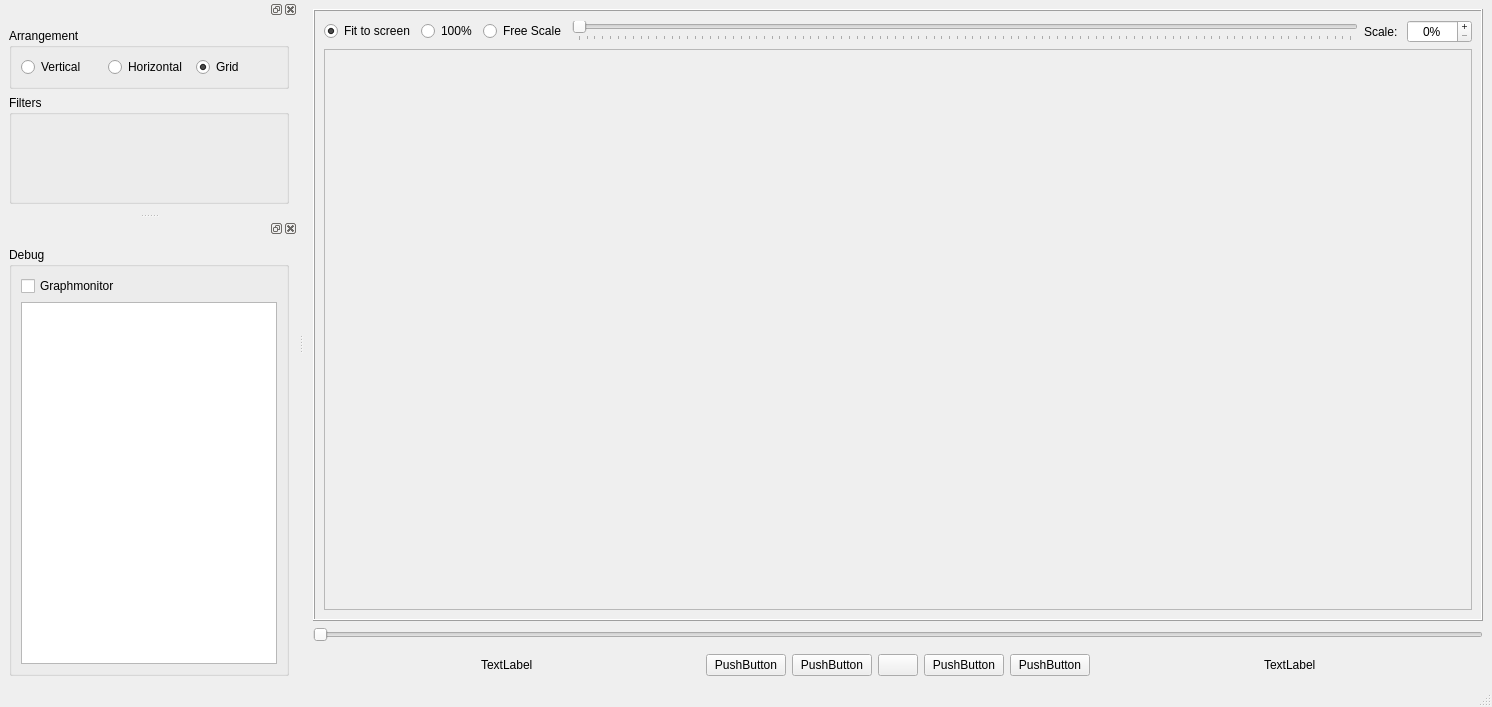
bavc/qctools, file Source/GUI/player.ui: the form before one commit.
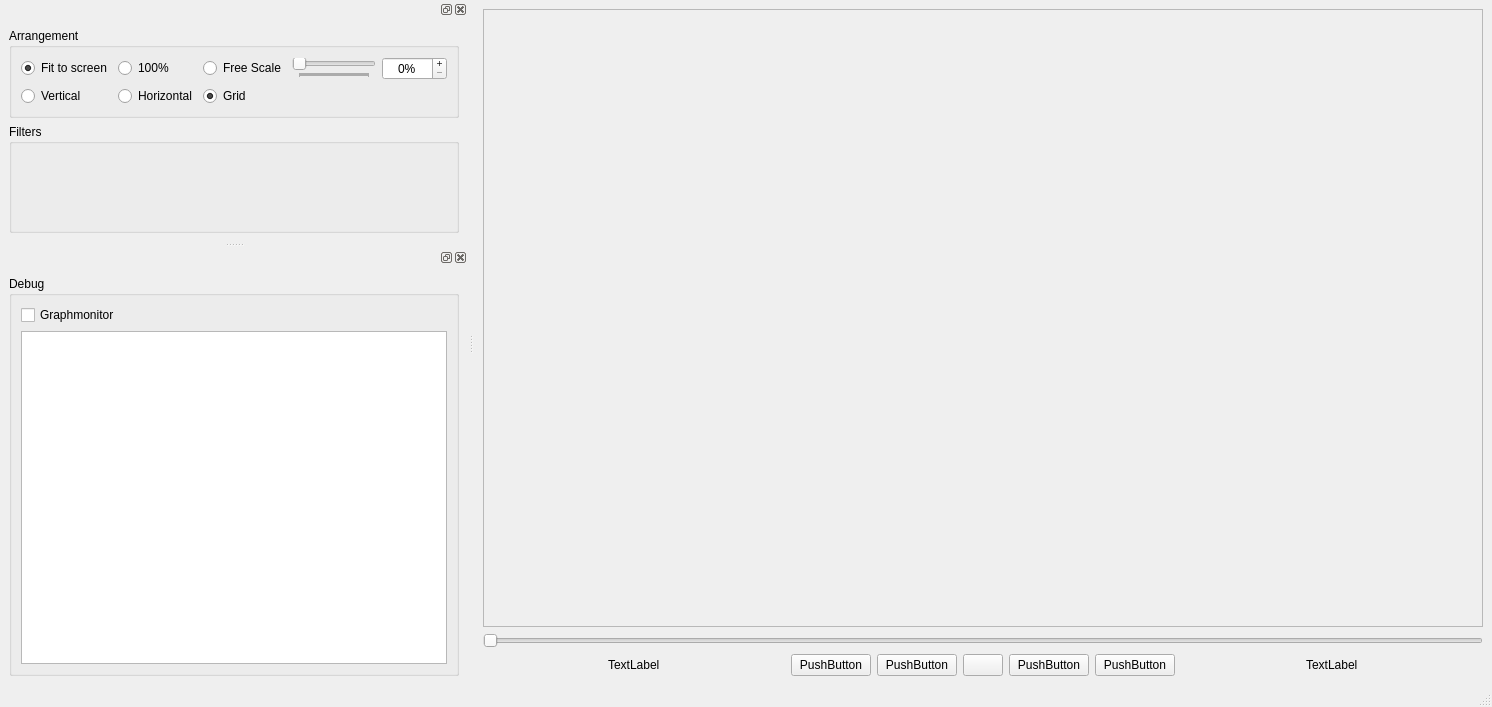
The form after the commit. Icons and pictures are not drawn.

Commit message: move some player components

The edit to the form file:
```diff
--- a/Source/GUI/player.ui
+++ b/Source/GUI/player.ui
@@ -15,144 +15,6 @@
   </property>
   <widget class="QWidget" name="centralwidget">
    <layout class="QGridLayout" name="gridLayout_6">
-    <item row="0" column="0">
-     <widget class="QFrame" name="frame_2">
-      <property name="frameShape">
-       <enum>QFrame::Box</enum>
-      </property>
-      <property name="frameShadow">
-       <enum>QFrame::Raised</enum>
-      </property>
-      <layout class="QGridLayout" name="gridLayout">
-       <item row="1" column="1">
-        <widget class="QScrollArea" name="scrollArea">
-         <property name="verticalScrollBarPolicy">
-          <enum>Qt::ScrollBarAsNeeded</enum>
-         </property>
-         <property name="horizontalScrollBarPolicy">
-          <enum>Qt::ScrollBarAsNeeded</enum>
-         </property>
-         <property name="sizeAdjustPolicy">
-          <enum>QAbstractScrollArea::AdjustIgnored</enum>
-         </property>
-         <property name="widgetResizable">
-          <bool>false</bool>
-         </property>
-         <property name="alignment">
-          <set>Qt::AlignCenter</set>
-         </property>
-         <widget class="QWidget" name="scrollAreaWidgetContents">
-          <property name="geometry">
-           <rect>
-            <x>427</x>
-            <y>126</y>
-            <width>300</width>
-            <height>246</height>
-           </rect>
-          </property>
-         </widget>
-        </widget>
-       </item>
-       <item row="0" column="1">
-        <layout class="QHBoxLayout" name="horizontalLayout">
-         <item>
-          <widget class="QRadioButton" name="fitToScreen_radioButton">
-           <property name="text">
-            <string>Fit to screen</string>
-           </property>
-           <property name="checked">
-            <bool>true</bool>
-           </property>
-           <attribute name="buttonGroup">
-            <string notr="true">arrangementButtonGroup</string>
-           </attribute>
-          </widget>
-         </item>
-         <item>
-          <widget class="QRadioButton" name="normalScale_radioButton">
-           <property name="text">
-            <string>100%</string>
-           </property>
-           <property name="checked">
-            <bool>false</bool>
-           </property>
-           <attribute name="buttonGroup">
-            <string notr="true">arrangementButtonGroup</string>
-           </attribute>
-          </widget>
-         </item>
-         <item>
-          <widget class="QRadioButton" name="freeScale_radioButton">
-           <property name="text">
-            <string>Free Scale</string>
-           </property>
-           <property name="checked">
-            <bool>false</bool>
-           </property>
-           <attribute name="buttonGroup">
-            <string notr="true">arrangementButtonGroup</string>
-           </attribute>
-          </widget>
-         </item>
-         <item>
-          <widget class="QSlider" name="scalePercentage_horizontalSlider">
-           <property name="minimum">
-            <number>0</number>
-           </property>
-           <property name="maximum">
-            <number>100</number>
-           </property>
-           <property name="orientation">
-            <enum>Qt::Horizontal</enum>
-           </property>
-           <property name="tickPosition">
-            <enum>QSlider::TicksBelow</enum>
-           </property>
-           <property name="tickInterval">
-            <number>1</number>
-           </property>
-          </widget>
-         </item>
-         <item>
-          <widget class="QLabel" name="scale_label">
-           <property name="text">
-            <string>Scale: </string>
-           </property>
-          </widget>
-         </item>
-         <item>
-          <widget class="QSpinBox" name="scalePercentage_spinBox">
-           <property name="focusPolicy">
-            <enum>Qt::NoFocus</enum>
-           </property>
-           <property name="alignment">
-            <set>Qt::AlignCenter</set>
-           </property>
-           <property name="readOnly">
-            <bool>false</bool>
-           </property>
-           <property name="buttonSymbols">
-            <enum>QAbstractSpinBox::PlusMinus</enum>
-           </property>
-           <property name="specialValueText">
-            <string/>
-           </property>
-           <property name="suffix">
-            <string>%</string>
-           </property>
-           <property name="minimum">
-            <number>0</number>
-           </property>
-           <property name="maximum">
-            <number>1000</number>
-           </property>
-          </widget>
-         </item>
-        </layout>
-       </item>
-      </layout>
-     </widget>
-    </item>
     <item row="1" column="0">
      <widget class="QSlider" name="playerSlider">
       <property name="orientation">
@@ -161,16 +23,6 @@
      </widget>
     </item>
     <item row="2" column="0">
-     <widget class="QFrame" name="frame_3">
-      <property name="frameShape">
-       <enum>QFrame::Box</enum>
-      </property>
-      <property name="frameShadow">
-       <enum>QFrame::Raised</enum>
-      </property>
-     </widget>
-    </item>
-    <item row="3" column="0">
      <layout class="QHBoxLayout" name="horizontalLayout_2">
       <item>
        <spacer name="horizontalSpacer_3">
@@ -279,6 +131,35 @@
       </item>
      </layout>
     </item>
+    <item row="0" column="0">
+     <widget class="QScrollArea" name="scrollArea">
+      <property name="verticalScrollBarPolicy">
+       <enum>Qt::ScrollBarAsNeeded</enum>
+      </property>
+      <property name="horizontalScrollBarPolicy">
+       <enum>Qt::ScrollBarAsNeeded</enum>
+      </property>
+      <property name="sizeAdjustPolicy">
+       <enum>QAbstractScrollArea::AdjustIgnored</enum>
+      </property>
+      <property name="widgetResizable">
+       <bool>false</bool>
+      </property>
+      <property name="alignment">
+       <set>Qt::AlignCenter</set>
+      </property>
+      <widget class="QWidget" name="scrollAreaWidgetContents">
+       <property name="geometry">
+        <rect>
+         <x>296</x>
+         <y>154</y>
+         <width>300</width>
+         <height>246</height>
+        </rect>
+       </property>
+      </widget>
+     </widget>
+    </item>
    </layout>
   </widget>
   <widget class="QMenuBar" name="menubar">
@@ -326,30 +207,116 @@
         <string>Arrangement</string>
        </property>
        <layout class="QGridLayout" name="gridLayout_2">
-        <item row="0" column="2">
-         <widget class="QRadioButton" name="grid_checkBox">
-          <property name="text">
-           <string>Grid</string>
-          </property>
-          <property name="checked">
-           <bool>true</bool>
-          </property>
-         </widget>
-        </item>
-        <item row="0" column="1">
-         <widget class="QRadioButton" name="horizontal_checkBox">
-          <property name="text">
-           <string>Horizontal</string>
-          </property>
-         </widget>
-        </item>
         <item row="0" column="0">
+         <widget class="QRadioButton" name="fitToScreen_radioButton">
+          <property name="text">
+           <string>Fit to screen</string>
+          </property>
+          <property name="checked">
+           <bool>true</bool>
+          </property>
+          <attribute name="buttonGroup">
+           <string notr="true">arrangementButtonGroup</string>
+          </attribute>
+         </widget>
+        </item>
+        <item row="0" column="1">
+         <widget class="QRadioButton" name="normalScale_radioButton">
+          <property name="text">
+           <string>100%</string>
+          </property>
+          <property name="checked">
+           <bool>false</bool>
+          </property>
+          <attribute name="buttonGroup">
+           <string notr="true">arrangementButtonGroup</string>
+          </attribute>
+         </widget>
+        </item>
+        <item row="0" column="2">
+         <widget class="QRadioButton" name="freeScale_radioButton">
+          <property name="text">
+           <string>Free Scale</string>
+          </property>
+          <property name="checked">
+           <bool>false</bool>
+          </property>
+          <attribute name="buttonGroup">
+           <string notr="true">arrangementButtonGroup</string>
+          </attribute>
+         </widget>
+        </item>
+        <item row="0" column="3">
+         <widget class="QSlider" name="scalePercentage_horizontalSlider">
+          <property name="minimum">
+           <number>0</number>
+          </property>
+          <property name="maximum">
+           <number>100</number>
+          </property>
+          <property name="orientation">
+           <enum>Qt::Horizontal</enum>
+          </property>
+          <property name="tickPosition">
+           <enum>QSlider::TicksBelow</enum>
+          </property>
+          <property name="tickInterval">
+           <number>1</number>
+          </property>
+         </widget>
+        </item>
+        <item row="0" column="4">
+         <widget class="QSpinBox" name="scalePercentage_spinBox">
+          <property name="focusPolicy">
+           <enum>Qt::NoFocus</enum>
+          </property>
+          <property name="alignment">
+           <set>Qt::AlignCenter</set>
+          </property>
+          <property name="readOnly">
+           <bool>false</bool>
+          </property>
+          <property name="buttonSymbols">
+           <enum>QAbstractSpinBox::PlusMinus</enum>
+          </property>
+          <property name="specialValueText">
+           <string/>
+          </property>
+          <property name="suffix">
+           <string>%</string>
+          </property>
+          <property name="minimum">
+           <number>0</number>
+          </property>
+          <property name="maximum">
+           <number>1000</number>
+          </property>
+         </widget>
+        </item>
+        <item row="1" column="0">
          <widget class="QRadioButton" name="vertical_checkBox">
           <property name="text">
            <string>Vertical</string>
           </property>
          </widget>
         </item>
+        <item row="1" column="1">
+         <widget class="QRadioButton" name="horizontal_checkBox">
+          <property name="text">
+           <string>Horizontal</string>
+          </property>
+         </widget>
+        </item>
+        <item row="1" column="2">
+         <widget class="QRadioButton" name="grid_checkBox">
+          <property name="text">
+           <string>Grid</string>
+          </property>
+          <property name="checked">
+           <bool>true</bool>
+          </property>
+         </widget>
+        </item>
        </layout>
       </widget>
      </item>
```
Left out of the diff: 2 changed lines with no effect on the pictures.
